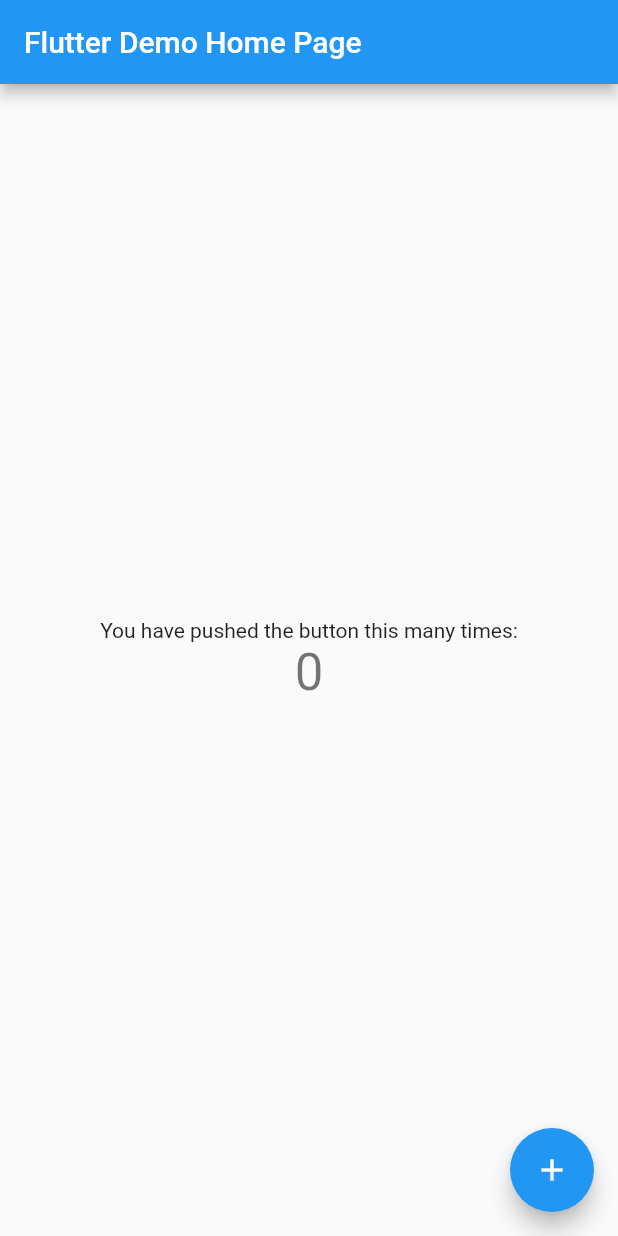
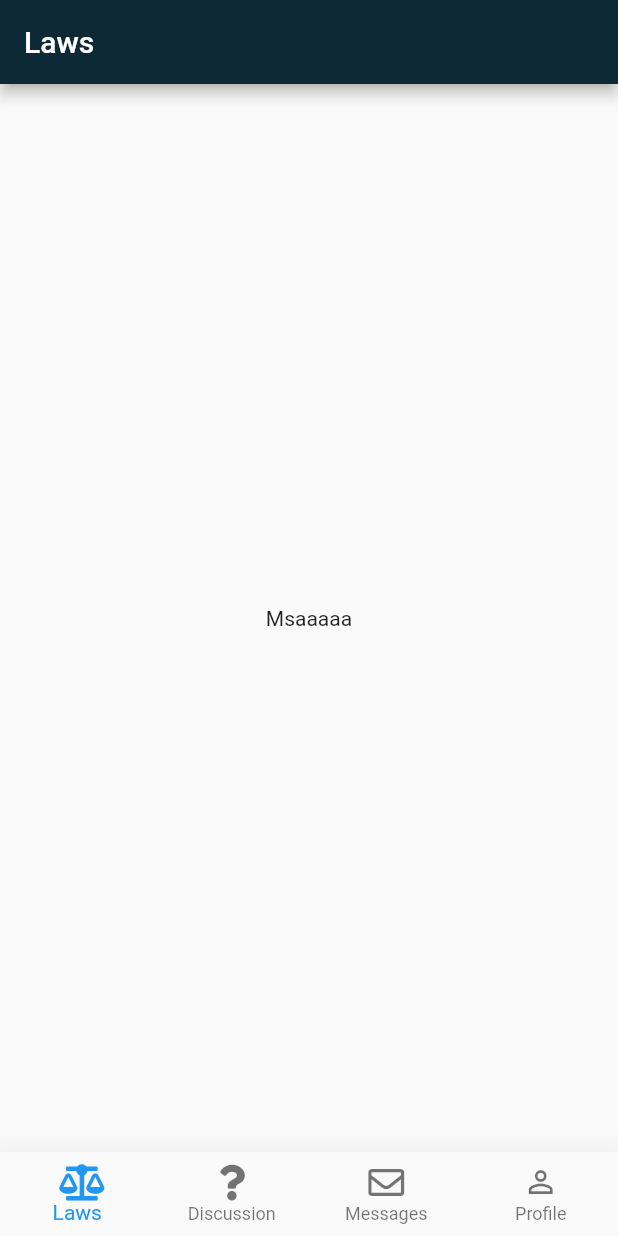
Before and after one commit to Ali-Elganzory/Lawgism, a Flutter app: the screen it shows after launch, on a phone screen of 412 x 824 dp. Run offline on Flutter 3.47's test engine with Material 2 defaults, Android fonts, the phone set to English and light mode, and no system bars; our stand-ins replace firebase_core, font_awesome_flutter, freezed_annotation; accounts and stored records are empty.

Commit message:
Setup of Firebase (Auth and Firestore) + NavigationController + HomePage

```diff
--- /dev/null
+++ b/lib/Controllers/navigation_controller.dart
@@ -0,0 +1,73 @@
+import 'package:flutter/material.dart';
+
+import 'package:font_awesome_flutter/font_awesome_flutter.dart';
+
+import 'package:lawgism/views/laws_page/laws_page.dart';
+
+class NavigationController with ChangeNotifier {
+  static GlobalKey<NavigatorState> _navigatorKey = GlobalKey<NavigatorState>();
+  static GlobalKey _bottomNavBarKey = GlobalKey();
+  static const int _initialPage = 0;
+  static int _selectedPage = _initialPage;
+
+  static List<String> navBarLabels = [
+    "Laws",
+    "Discussion",
+    "Messages",
+    "Profile",
+  ];
+
+  final List<Widget> _pages = [
+    LawsPage(),
+    LawsPage(),
+    LawsPage(),
+    LawsPage(),
+  ];
+
+  final PageController _pageController = PageController(
+    initialPage: _initialPage,
+  );
+
+  GlobalKey get bottomNavBarKey => _bottomNavBarKey;
+  PageController get pageController => _pageController;
+  List<Widget> get pageViewPages => _pages;
+  static List<Icon> get navBarIcons => _navBarIcons;
+  int get selectedPageIndex => _selectedPage;
+
+  void selectPage(int n) {
+    _selectedPage = n;
+    notifyListeners();
+  }
+
+  void selectPageStatic(int n) {
+    _selectedPage = n;
+  }
+
+  void animateToPage(int n) {
+    if (_pageController.hasClients && _pageController.page?.round() != n) {
+      _selectedPage = n;
+      pageController.jumpToPage(
+        _selectedPage,
+        // duration: Duration(milliseconds: 400),
+        // curve: Curves.easeInOut,
+      );
+      notifyListeners();
+    }
+  }
+
+  static const List<Icon> _navBarIcons = [
+    Icon(FontAwesomeIcons.balanceScale),
+    Icon(FontAwesomeIcons.question),
+    Icon(FontAwesomeIcons.envelope),
+    Icon(Icons.person_outline),
+  ];
+
+  static Future<dynamic> navigateTo(String routeName) {
+    return _navigatorKey.currentState?.pushNamed(routeName) ??
+        Future<bool>.value(false);
+  }
+
+  static void goBack() {
+    return _navigatorKey.currentState?.pop();
+  }
+}
--- /dev/null
+++ b/lib/Views/home_page.dart
@@ -0,0 +1,64 @@
+import 'package:flutter/material.dart';
+
+import 'package:provider/provider.dart';
+
+import 'package:lawgism/Controllers/navigation_controller.dart';
+
+class HomePage extends StatelessWidget {
+  static const String routeName = "/Home";
+
+  @override
+  Widget build(BuildContext context) {
+    return Scaffold(
+      bottomNavigationBar: NavigationBar(),
+      resizeToAvoidBottomInset: true,
+      body: Consumer<NavigationController>(builder: (ctx, navProvider, ch) {
+        return SafeArea(
+          child: PageView(
+            // physics: NeverScrollableScrollPhysics(),
+            controller: navProvider.pageController,
+            children: navProvider.pageViewPages,
+            onPageChanged: navProvider.selectPage,
+          ),
+        );
+      }),
+    );
+  }
+}
+
+class NavigationBar extends StatelessWidget {
+  // static const _bodyBorderRadius = Constants.bodyBorderRadius;
+
+  @override
+  Widget build(BuildContext context) {
+    return Consumer<NavigationController>(
+      builder: (ctx, navProvider, ch) {
+        return BottomNavigationBar(
+          items: [0, 1, 2, 3]
+              .map(
+                (index) => BottomNavigationBarItem(
+                  backgroundColor: Colors.white,
+                  icon: Container(
+                    decoration: BoxDecoration(shape: BoxShape.circle),
+                    child: NavigationController.navBarIcons[index],
+                  ),
+                  label: NavigationController.navBarLabels[index],
+                ),
+              )
+              .toList(),
+          key: navProvider.bottomNavBarKey,
+          currentIndex: navProvider.selectedPageIndex,
+          elevation: 24.0,
+          type: BottomNavigationBarType.fixed,
+          showUnselectedLabels: true,
+          showSelectedLabels: true,
+          // selectedLabelStyle: TextStyle(fontFamily: Constants.fontFamily),
+          // unselectedLabelStyle: TextStyle(fontFamily: Constants.fontFamily),
+          onTap: (n) {
+            navProvider.animateToPage(n);
+          },
+        );
+      },
+    );
+  }
+}
--- /dev/null
+++ b/lib/Views/laws_page/laws_page.dart
@@ -0,0 +1,15 @@
+import 'package:flutter/material.dart';
+
+class LawsPage extends StatelessWidget {
+  @override
+  Widget build(BuildContext context) {
+    return Scaffold(
+      appBar: AppBar(
+        title: Text("Laws"),
+      ),
+      body: Center(
+        child: Text("Msaaaaa"),
+      ),
+    );
+  }
+}
--- a/lib/main.dart
+++ b/lib/main.dart
@@ -1,113 +1,50 @@
+import 'package:firebase_core/firebase_core.dart';
 import 'package:flutter/material.dart';
+import 'package:flutter/services.dart';
 
-void main() {
+import 'package:provider/provider.dart';
+
+import 'package:lawgism/Controllers/navigation_controller.dart';
+
+import 'package:lawgism/Views/home_page.dart';
+
+void main() async {
+  WidgetsFlutterBinding.ensureInitialized();
+
+  SystemChrome.setSystemUIOverlayStyle(SystemUiOverlayStyle(
+    statusBarColor: Color.fromRGBO(13, 41, 53, 1),
+  ));
+
+  await Firebase.initializeApp();
+
   runApp(MyApp());
 }
 
 class MyApp extends StatelessWidget {
-  // This widget is the root of your application.
   @override
   Widget build(BuildContext context) {
     return MaterialApp(
-      title: 'Flutter Demo',
+      debugShowCheckedModeBanner: false,
+      title: 'Lawgism',
       theme: ThemeData(
-        // This is the theme of your application.
-        //
-        // Try running your application with "flutter run". You'll see the
-        // application has a blue toolbar. Then, without quitting the app, try
-        // changing the primarySwatch below to Colors.green and then invoke
-        // "hot reload" (press "r" in the console where you ran "flutter run",
-        // or simply save your changes to "hot reload" in a Flutter IDE).
-        // Notice that the counter didn't reset back to zero; the application
-        // is not restarted.
-        primarySwatch: Colors.blue,
+        primaryColor: Color.fromRGBO(13, 41, 53, 1),
+        accentColor: Color.fromRGBO(199, 165, 116, 1),
       ),
-      home: MyHomePage(title: 'Flutter Demo Home Page'),
+      home: MultiProvider(
+        providers: [
+          ChangeNotifierProvider<NavigationController>(
+            create: (_) => NavigationController(),
+          ),
+        ],
+        child: AppEntry(),
+      ),
     );
   }
 }
 
-class MyHomePage extends StatefulWidget {
-  MyHomePage({Key key, this.title}) : super(key: key);
-
-  // This widget is the home page of your application. It is stateful, meaning
-  // that it has a State object (defined below) that contains fields that affect
-  // how it looks.
-
-  // This class is the configuration for the state. It holds the values (in this
-  // case the title) provided by the parent (in this case the App widget) and
-  // used by the build method of the State. Fields in a Widget subclass are
-  // always marked "final".
-
-  final String title;
-
-  @override
-  _MyHomePageState createState() => _MyHomePageState();
-}
-
-class _MyHomePageState extends State<MyHomePage> {
-  int _counter = 0;
-
-  void _incrementCounter() {
-    setState(() {
-      // This call to setState tells the Flutter framework that something has
-      // changed in this State, which causes it to rerun the build method below
-      // so that the display can reflect the updated values. If we changed
-      // _counter without calling setState(), then the build method would not be
-      // called again, and so nothing would appear to happen.
-      _counter++;
-    });
-  }
-
+class AppEntry extends StatelessWidget {
   @override
   Widget build(BuildContext context) {
-    // This method is rerun every time setState is called, for instance as done
-    // by the _incrementCounter method above.
-    //
-    // The Flutter framework has been optimized to make rerunning build methods
-    // fast, so that you can just rebuild anything that needs updating rather
-    // than having to individually change instances of widgets.
-    return Scaffold(
-      appBar: AppBar(
-        // Here we take the value from the MyHomePage object that was created by
-        // the App.build method, and use it to set our appbar title.
-        title: Text(widget.title),
-      ),
-      body: Center(
-        // Center is a layout widget. It takes a single child and positions it
-        // in the middle of the parent.
-        child: Column(
-          // Column is also a layout widget. It takes a list of children and
-          // arranges them vertically. By default, it sizes itself to fit its
-          // children horizontally, and tries to be as tall as its parent.
-          //
-          // Invoke "debug painting" (press "p" in the console, choose the
-          // "Toggle Debug Paint" action from the Flutter Inspector in Android
-          // Studio, or the "Toggle Debug Paint" command in Visual Studio Code)
-          // to see the wireframe for each widget.
-          //
-          // Column has various properties to control how it sizes itself and
-          // how it positions its children. Here we use mainAxisAlignment to
-          // center the children vertically; the main axis here is the vertical
-          // axis because Columns are vertical (the cross axis would be
-          // horizontal).
-          mainAxisAlignment: MainAxisAlignment.center,
-          children: <Widget>[
-            Text(
-              'You have pushed the button this many times:',
-            ),
-            Text(
-              '$_counter',
-              style: Theme.of(context).textTheme.headline4,
-            ),
-          ],
-        ),
-      ),
-      floatingActionButton: FloatingActionButton(
-        onPressed: _incrementCounter,
-        tooltip: 'Increment',
-        child: Icon(Icons.add),
-      ), // This trailing comma makes auto-formatting nicer for build methods.
-    );
+    return HomePage();
   }
 }
```
Also changed, not shown: lib/Models/answer.dart (added, +16 -0 lines), lib/Models/law_article.dart (added, +21 -0 lines), lib/Models/law_article_item.dart (added, +17 -0 lines), lib/Models/law_category.dart (added, +16 -0 lines), lib/Models/question.dart (added, +17 -0 lines), lib/Models/user.dart (added, +18 -0 lines), pubspec.yaml (+11 -55 lines), lib/Models/answer.freezed.dart (added), lib/Models/answer.g.dart (added), lib/Models/law_article.freezed.dart (added), lib/Models/law_article.g.dart (added), lib/Models/law_article_item.freezed.dart (added), lib/Models/law_article_item.g.dart (added), lib/Models/law_category.freezed.dart (added), 5 more files, 10 other files.
